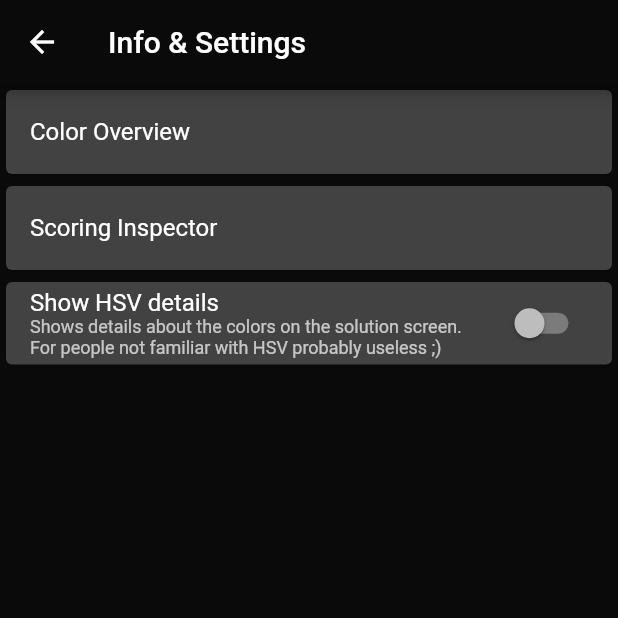
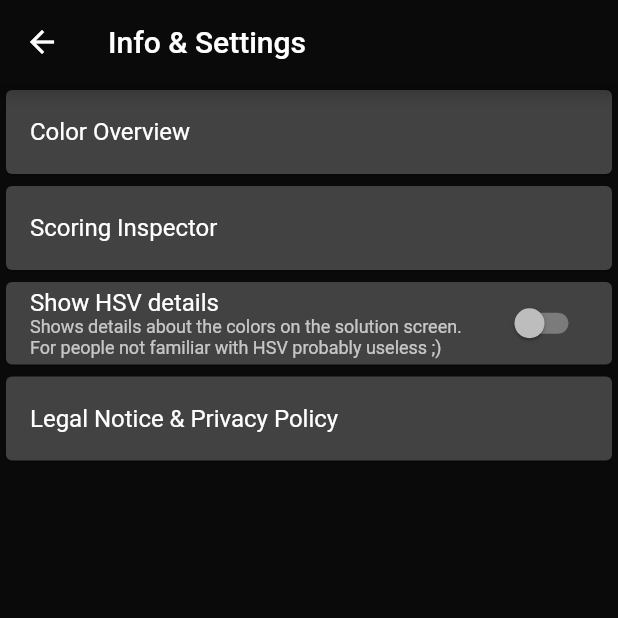
Before and after one commit to Sternair/color-quiz, a Flutter app: the screen it shows after launch, after a tap on "Info & Settings", on a phone screen of 412 x 824 dp, the top half of it. Run offline on Flutter 3.47's test engine with Material 2 defaults, Android fonts, the phone set to English and light mode, and no system bars; our stand-ins replace flutter_colorpicker, shared_preferences, sqflite, webview_flutter; accounts and stored records are empty; Roboto replaces fonts that are missing (Quinngothic).

Commit message:
Legal notice and privacy policy

```diff
--- a/lib/ColorQuizApp.dart
+++ b/lib/ColorQuizApp.dart
@@ -2,6 +2,7 @@ import 'package:color_quiz/theme.dart';
 import 'package:color_quiz/widgets/highscore/HighScore.dart';
 import 'package:color_quiz/widgets/home/Home.dart';
 import 'package:color_quiz/widgets/settings/ColorOverview.dart';
+import 'package:color_quiz/widgets/settings/LegalAndImpressum.dart';
 import 'package:color_quiz/widgets/settings/ScoringInspector.dart';
 import 'package:color_quiz/widgets/settings/Settings.dart';
 import 'package:flutter/material.dart';
@@ -10,6 +11,7 @@ class ColorQuizApp extends StatelessWidget {
   @override
   Widget build(BuildContext context) {
     return MaterialApp(
+      debugShowCheckedModeBanner: false,
       initialRoute: '/',
       routes: {
         '/': (context) => Home(),
@@ -17,6 +19,7 @@ class ColorQuizApp extends StatelessWidget {
         '/settings': (context) => Settings(),
         '/settings/color-overview': (context) => ColorOverview(),
         '/settings/scoring-inspector': (context) => ScoringInspector(),
+        '/settings/legal': (context) => LegalAndImpressum(),
       },
       theme: ThemeData(
         brightness: Brightness.dark,
--- a/lib/widgets/settings/Settings.dart
+++ b/lib/widgets/settings/Settings.dart
@@ -45,6 +45,12 @@ class SettingsState extends State<Settings> {
               onChanged: _changeShowHSVDetails,
             ),
           ),
+          Card(
+            child: ListTile(
+              title: Text('Legal Notice & Privacy Policy'),
+              onTap: () => Navigator.pushNamed(context, '/settings/legal'),
+            ),
+          ),
         ],
       ),
     );
--- a/pubspec.yaml
+++ b/pubspec.yaml
@@ -26,11 +26,12 @@ dependencies:
   sqflite: ^1.1.7+2
   path: ^1.6.4
   shared_preferences: ^0.5.6+3
+  webview_flutter: ^0.3.19+9
 
 dev_dependencies:
   flutter_test:
     sdk: flutter
-  flutter_launcher_icons: "^0.7.3"
+  flutter_launcher_icons: ^0.7.3
 
 
 # For information on the generic Dart part of this file, see the
```
Also changed, not shown: lib/widgets/settings/LegalAndImpressum.dart (added, +21 -0 lines), pubspec.lock, 1 other file.
